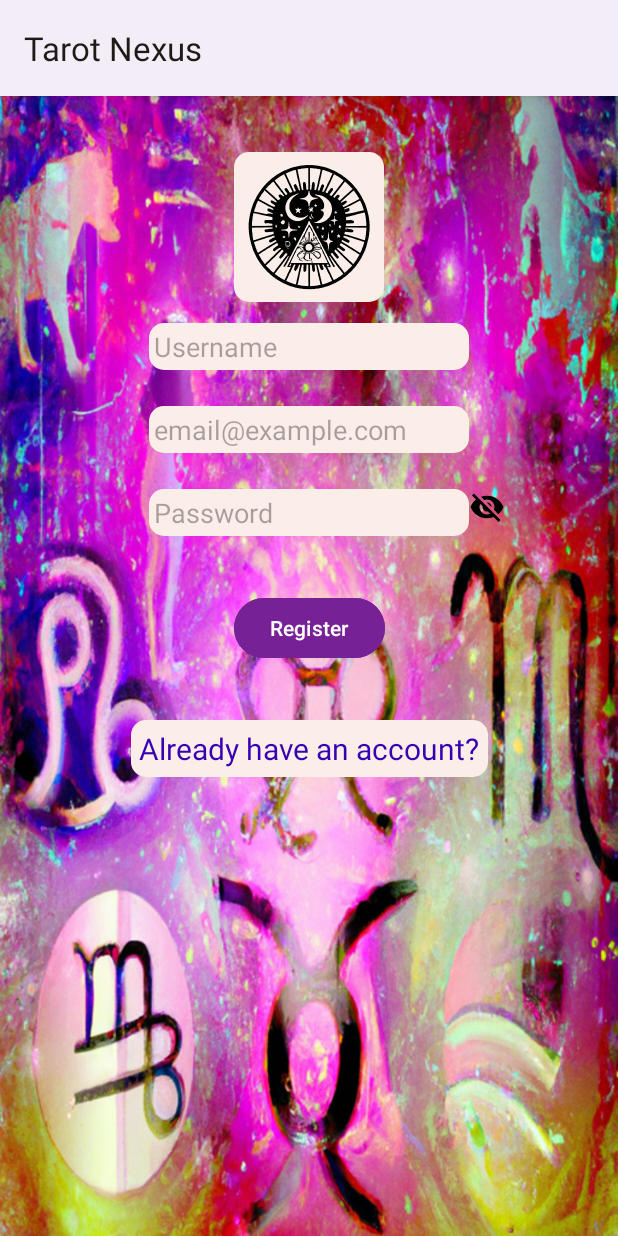
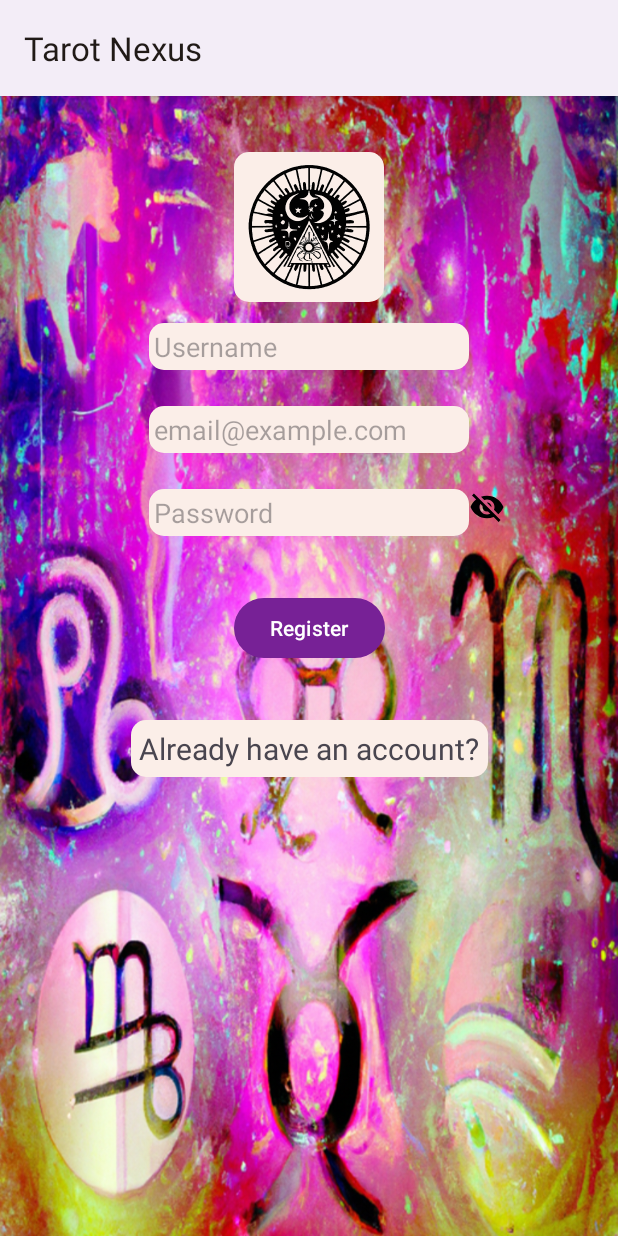
Before and after one commit to wholybee/tarot, an Android app: the screen it shows after launch (MainActivity), on a phone screen of 412 x 824 dp. Run offline under Robolectric (Android 15) with nearby library versions, the phone set to English and light mode, and no system bars.

Commit message:
Work on Dark Theme.

```diff
--- a/app/src/main/java/net/holybee/tarot/AccountFragment.kt
+++ b/app/src/main/java/net/holybee/tarot/AccountFragment.kt
@@ -4,7 +4,6 @@ import androidx.lifecycle.ViewModelProvider
 import android.os.Bundle
 import android.os.Handler
 import android.os.Looper
-import android.text.TextUtils
 import android.text.method.HideReturnsTransformationMethod
 import android.text.method.PasswordTransformationMethod
 import android.util.Log
@@ -163,7 +162,7 @@ class AccountFragment : Fragment(), LoginResponseListener, CreateAccountResponse
     override fun onLoginSuccess(returnedToken: String, coins:Int) {
         val applicationInstance = activity?.application
         if (applicationInstance != null) {
-            AccountInformation.saveAuthToken(applicationInstance, returnedToken)
+            AccountInformation.saveLoginInfo(applicationInstance, returnedToken)
 
         }
 
@@ -203,7 +202,7 @@ class AccountFragment : Fragment(), LoginResponseListener, CreateAccountResponse
             Log.d(TAG,"Account Created")
             Log.d(TAG,returnedToken)
             if (applicationInstance != null) {
-                AccountInformation.saveAuthToken(applicationInstance, returnedToken)
+                AccountInformation.saveLoginInfo(applicationInstance, returnedToken)
             }
 
             handler.post {
--- a/app/src/main/java/net/holybee/tarot/MainActivity.kt
+++ b/app/src/main/java/net/holybee/tarot/MainActivity.kt
@@ -3,12 +3,9 @@ package net.holybee.tarot
 import androidx.appcompat.app.AppCompatActivity
 import android.os.Bundle
 import android.util.Log
-import android.widget.Toast
-import android.widget.Toolbar
 import net.holybee.tarot.holybeeAPI.AccountInformation
 import net.holybee.tarot.holybeeAPI.GetCoinsResponseListener
 import net.holybee.tarot.holybeeAPI.HolybeeAPIClient
-import net.holybee.tarot.holybeeAPI.LoginResponseListener
 
 private const val TAG = "Main Actvity"
 class MainActivity : AppCompatActivity(), GetCoinsResponseListener {
@@ -16,7 +13,7 @@ class MainActivity : AppCompatActivity(), GetCoinsResponseListener {
         super.onCreate(savedInstanceState)
 
         setContentView(R.layout.activity_main)
-        AccountInformation.readAuthToken(application)
+        AccountInformation.readLoginInfo(application)
 
         if (AccountInformation.isLoggedIn) {
             val client = HolybeeAPIClient
--- a/app/src/main/java/net/holybee/tarot/SplashActivity.kt
+++ b/app/src/main/java/net/holybee/tarot/SplashActivity.kt
@@ -5,7 +5,6 @@ import android.os.Bundle
 import android.util.Log
 import androidx.appcompat.app.AppCompatActivity
 import net.holybee.tarot.holybeeAPI.AccountInformation
-import net.holybee.tarot.holybeeAPI.GetCoinsResponseListener
 import net.holybee.tarot.holybeeAPI.HolybeeAPIClient
 import net.holybee.tarot.holybeeAPI.LoginResponseListener
 
@@ -24,7 +23,7 @@ class SplashActivity : AppCompatActivity(), LoginResponseListener {
             // Perform your setup tasks here
 
             // Load Preferences
-            AccountInformation.readAuthToken(application)
+            AccountInformation.readLoginInfo(application)
             Log.d(
                 TAG,
                 "Username: ${AccountInformation.username}\nPassword: ${AccountInformation.password}"
--- a/app/src/main/java/net/holybee/tarot/holybeeAPI/AccountInformation.kt
+++ b/app/src/main/java/net/holybee/tarot/holybeeAPI/AccountInformation.kt
@@ -17,8 +17,8 @@ object AccountInformation {
 
     val isLoggedIn:Boolean
         get() {
-        if (authToken.length > 20) return true
-        else return false}
+            return authToken.length > 20
+        }
 
     fun save(application: Application) {
         val preferences = application.getSharedPreferences("login",Context.MODE_PRIVATE)
@@ -32,13 +32,13 @@ object AccountInformation {
         }
     }
 
-    fun saveAuthToken(application: Application, newAuthToken:String) {
+    fun saveLoginInfo(application: Application, newAuthToken:String) {
         Log.d(TAG,"Saving token: $newAuthToken")
         authToken = newAuthToken
         save(application)
     }
 
-    fun readAuthToken(application: Application) {
+    fun readLoginInfo(application: Application) {
         val preferences = application.getSharedPreferences("login",Context.MODE_PRIVATE)
         val defaultValue = ""
         val newUsername = preferences.getString("username", defaultValue)
--- /dev/null
+++ b/app/src/main/res/drawable-night/rounded_corners.xml
@@ -0,0 +1,6 @@
+<?xml version="1.0" encoding="utf-8"?>
+<shape xmlns:android="http://schemas.android.com/apk/res/android" android:shape="rectangle">
+    <solid  android:color="@color/md_theme_dark_inverseOnSurface"/>
+
+    <corners android:radius="10dp"/>
+</shape>
--- a/app/src/main/res/layout/fragment_account.xml
+++ b/app/src/main/res/layout/fragment_account.xml
@@ -73,7 +73,6 @@
         android:padding="5dp"
         android:text="@string/please_login_to_continue"
         android:textAlignment="center"
-        android:textColor="@color/design_default_color_primary_variant"
         android:textSize="20sp"
         app:layout_constraintEnd_toEndOf="parent"
         app:layout_constraintStart_toStartOf="parent"
@@ -95,7 +94,6 @@
             android:id="@+id/loginButton"
             android:layout_width="wrap_content"
             android:layout_height="wrap_content"
-            android:backgroundTint="@color/aMyButton"
             android:text="@string/login_button"
             app:layout_constraintEnd_toEndOf="parent"
             app:layout_constraintStart_toStartOf="parent"
@@ -105,7 +103,6 @@
             android:id="@+id/logoutButton"
             android:layout_width="wrap_content"
             android:layout_height="wrap_content"
-            android:backgroundTint="@color/aMyButton"
             android:text="@string/logout"
             app:layout_constraintEnd_toEndOf="parent"
             app:layout_constraintStart_toStartOf="parent"
@@ -115,7 +112,6 @@
             android:id="@+id/createAccountButton"
             android:layout_width="wrap_content"
             android:layout_height="wrap_content"
-            android:backgroundTint="@color/aMyButton"
             android:text="@string/new_button"
             app:layout_constraintEnd_toEndOf="parent"
             app:layout_constraintStart_toStartOf="parent"
@@ -142,7 +138,6 @@
         android:background="@drawable/rounded_corners"
         android:padding="5dp"
         android:text="@string/have_an_account"
-        android:textColor="@color/design_default_color_primary_variant"
         android:textSize="20sp"
         app:layout_constraintEnd_toEndOf="parent"
         app:layout_constraintStart_toStartOf="parent"
--- a/app/src/main/res/layout/question_dialog.xml
+++ b/app/src/main/res/layout/question_dialog.xml
@@ -20,6 +20,5 @@
         android:layout_height="wrap_content"
         android:layout_gravity="right"
         android:layout_margin="8dp"
-        android:backgroundTint="@color/aMyButton"
         android:text="@android:string/ok" />
 </LinearLayout>
--- a/app/src/main/res/layout/splash_screen.xml
+++ b/app/src/main/res/layout/splash_screen.xml
@@ -16,6 +16,6 @@
         android:alpha="0.8"
         android:indeterminate="true"
 
-        android:indeterminateTint="#180195" />
+        android:indeterminateTint="?attr/colorOnSecondaryContainer" />
 
 </RelativeLayout>
--- a/app/src/main/res/values/colors.xml
+++ b/app/src/main/res/values/colors.xml
@@ -2,7 +2,7 @@
 <resources>
     <color name="aMyButton">#772196</color>
     <color name="seed">#A6590B</color>
-    <color name="md_theme_light_primary">#924C00</color>
+    <color name="md_theme_light_primary">#772196</color>
     <color name="md_theme_light_onPrimary">#FFFFFF</color>
     <color name="md_theme_light_primaryContainer">#FFDCC4</color>
     <color name="md_theme_light_onPrimaryContainer">#2F1400</color>
@@ -32,7 +32,7 @@
     <color name="md_theme_light_surfaceTint">#924C00</color>
     <color name="md_theme_light_outlineVariant">#D6C3B7</color>
     <color name="md_theme_light_scrim">#000000</color>
-    <color name="md_theme_dark_primary">#FFB780</color>
+    <color name="md_theme_dark_primary">#3f9620</color>
     <color name="md_theme_dark_onPrimary">#4E2600</color>
     <color name="md_theme_dark_primaryContainer">#6F3800</color>
     <color name="md_theme_dark_onPrimaryContainer">#FFDCC4</color>
```
Also changed, not shown: app/src/main/res/layout/fragment_tarot_question.xml (+1 -6 lines), app/src/main/res/drawable-night/logo.png (added), app/src/main/res/drawable-night/logo_white.png (added), app/src/main/res/drawable-night/questionbackground.png (added).
